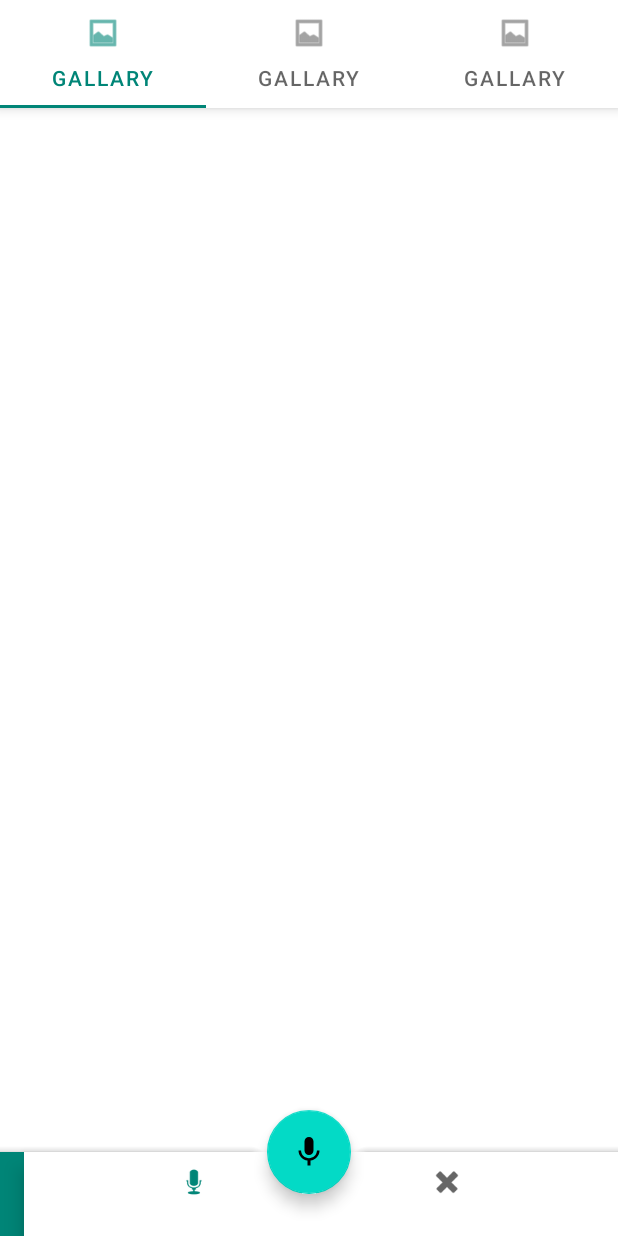
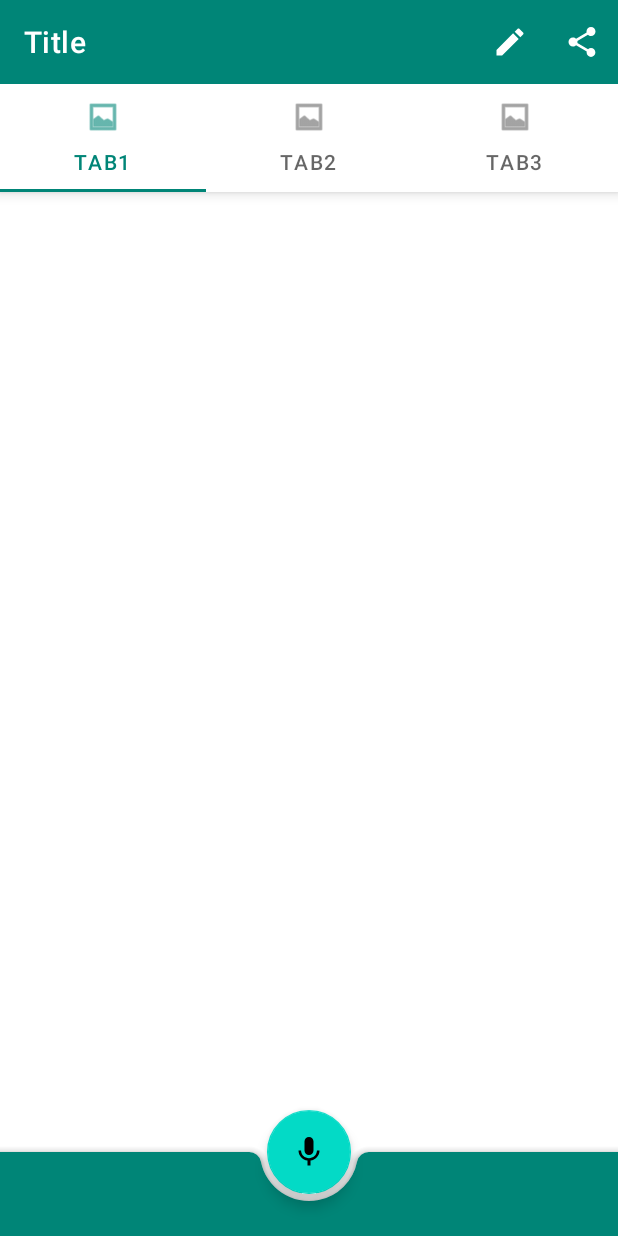
Before and after one commit to youmitsu/ClipperSample, an Android app: the screen it shows after launch (MainActivity), on a phone screen of 412 x 824 dp. Run offline under Robolectric (Android 15) with nearby library versions, the phone set to English and light mode, and no system bars; libraries missing offline, so code that uses them is left out: jp.co.youmeee, jp.co.youmitsu; 2 statements that could not run were skipped.

Commit message:
adjust layout

```diff
--- a/app/src/main/java/jp/co/youmitsu/ClippableLayoutTestApp/MainActivity.kt
+++ b/app/src/main/java/jp/co/youmitsu/ClippableLayoutTestApp/MainActivity.kt
@@ -3,7 +3,7 @@ package jp.co.youmitsu.ClippableLayoutTestApp
 import android.os.Bundle
 import android.view.Menu
 import androidx.appcompat.app.AppCompatActivity
-import jp.co.youmeee.clipper.*
+import jp.co.youmeee.clipper.CircleClipEntry
 import kotlinx.android.synthetic.main.activity_main.*
 
 class MainActivity : AppCompatActivity() {
@@ -12,13 +12,43 @@ class MainActivity : AppCompatActivity() {
         super.onCreate(savedInstanceState)
         setContentView(R.layout.activity_main)
         setSupportActionBar(toolbar)
-        val descView = layoutInflater.inflate(R.layout.tutorial_view_first, null)
-        val cl1 = ClipperLayout(this).also { cl ->
-            cl.add(CircleClipEntry(fab, resources.getDimensionPixelSize(R.dimen.fab_margin)))
-            cl.descView = DescriptionView(descView, R.id.next_button)
-            cl.clipAnimator = CircleRevealClipAnimator()
-        }
-        Clipper.createBundleExecutor(container, window, cl1).execute()
+
+//        // The target view for clipping.
+        val entry = CircleClipEntry(fab, resources.getDimensionPixelSize(R.dimen.fab_margin))
+        val entry2 = CircleClipEntry(fab)
+//        // The view for description.
+//        val descLayout = layoutInflater.inflate(R.layout.tutorial_view_first, null)
+//        val cl2 = ClipperLayout(this).also {
+//            // Initialize and set config
+//            it.add(entry)
+//            it.descView = DescriptionView(descLayout, R.id.next_button)
+//        }
+//        cl2.clip(container, window)  // execute clip
+
+
+//        val cl1 = ClipperLayout(this).also { it.add(entry) }
+//        // Bundle multiple ClipperLayout and execute in order
+//        Clipper.createBundleExecutor(
+//            container, window, null, cl1
+//        ).execute()
+
+//        val descView = layoutInflater.inflate(R.layout.tutorial_view_first, null)
+//        ClipperLayout(this).also { cl ->
+//            cl.add(CircleClipEntry(fab, resources.getDimensionPixelSize(R.dimen.fab_margin)))
+//            cl.descView = DescriptionView(descView, R.id.next_button)
+//        }.clip(container, window, CircleRevealClipAnimator())
+
+
+//        val cl2 = ClipperLayout(this).also { cl2 ->
+//            cl2.add(RectClipEntry(fab, resources.getDimensionPixelSize(R.dimen.fab_margin)))
+//            cl2.descView = DescriptionView(descView, R.id.next_button)
+//        }
+//        Clipper.createBundleExecutor(
+//            container,
+//            window,
+//            CircleRevealClipAnimator(),
+//            cl2
+//        ).execute()
     }
 
     override fun onCreateOptionsMenu(menu: Menu?): Boolean {
--- /dev/null
+++ b/app/src/main/res/drawable/ic_mode_edit_black_24dp.xml
@@ -0,0 +1,5 @@
+<vector android:height="24dp" android:tint="#FFFFFF"
+    android:viewportHeight="24.0" android:viewportWidth="24.0"
+    android:width="24dp" xmlns:android="http://schemas.android.com/apk/res/android">
+    <path android:fillColor="#FF000000" android:pathData="M3,17.25V21h3.75L17.81,9.94l-3.75,-3.75L3,17.25zM20.71,7.04c0.39,-0.39 0.39,-1.02 0,-1.41l-2.34,-2.34c-0.39,-0.39 -1.02,-0.39 -1.41,0l-1.83,1.83 3.75,3.75 1.83,-1.83z"/>
+</vector>
--- /dev/null
+++ b/app/src/main/res/drawable/ic_share_black_24dp.xml
@@ -0,0 +1,5 @@
+<vector android:height="24dp" android:tint="#FFFFFF"
+    android:viewportHeight="24.0" android:viewportWidth="24.0"
+    android:width="24dp" xmlns:android="http://schemas.android.com/apk/res/android">
+    <path android:fillColor="#FF000000" android:pathData="M18,16.08c-0.76,0 -1.44,0.3 -1.96,0.77L8.91,12.7c0.05,-0.23 0.09,-0.46 0.09,-0.7s-0.04,-0.47 -0.09,-0.7l7.05,-4.11c0.54,0.5 1.25,0.81 2.04,0.81 1.66,0 3,-1.34 3,-3s-1.34,-3 -3,-3 -3,1.34 -3,3c0,0.24 0.04,0.47 0.09,0.7L8.04,9.81C7.5,9.31 6.79,9 6,9c-1.66,0 -3,1.34 -3,3s1.34,3 3,3c0.79,0 1.5,-0.31 2.04,-0.81l7.12,4.16c-0.05,0.21 -0.08,0.43 -0.08,0.65 0,1.61 1.31,2.92 2.92,2.92 1.61,0 2.92,-1.31 2.92,-2.92s-1.31,-2.92 -2.92,-2.92z"/>
+</vector>
--- a/app/src/main/res/layout/activity_main.xml
+++ b/app/src/main/res/layout/activity_main.xml
@@ -1,5 +1,5 @@
 <?xml version="1.0" encoding="utf-8"?>
-<FrameLayout
+<androidx.coordinatorlayout.widget.CoordinatorLayout
         xmlns:android="http://schemas.android.com/apk/res/android"
         xmlns:tools="http://schemas.android.com/tools"
         xmlns:app="http://schemas.android.com/apk/res-auto"
@@ -7,6 +7,11 @@
         android:layout_width="match_parent"
         android:layout_height="match_parent"
         tools:context=".MainActivity">
+
+    <androidx.constraintlayout.widget.ConstraintLayout
+            android:id="@+id/layout"
+            android:layout_width="match_parent"
+            android:layout_height="match_parent">
 
         <androidx.appcompat.widget.Toolbar
                 android:id="@+id/toolbar"
@@ -27,60 +32,46 @@
 
             <com.google.android.material.tabs.TabItem
                     android:icon="@android:drawable/ic_menu_gallery"
-                android:text="gallary"
+                    android:text="tab1"
                     android:layout_height="wrap_content"
                     android:layout_width="wrap_content"/>
             <com.google.android.material.tabs.TabItem
                     android:icon="@android:drawable/ic_menu_gallery"
-                android:text="gallary"
+                    android:text="tab2"
                     android:layout_height="wrap_content"
                     android:layout_width="wrap_content"/>
             <com.google.android.material.tabs.TabItem
                     android:icon="@android:drawable/ic_menu_gallery"
-                android:text="gallary"
+                    android:text="tab3"
                     android:layout_height="wrap_content"
                     android:layout_width="wrap_content"/>
 
         </com.google.android.material.tabs.TabLayout>
 
-    <androidx.coordinatorlayout.widget.CoordinatorLayout
-            android:id="@+id/layout"
-            android:layout_width="match_parent"
-            android:layout_height="match_parent">
-
         <androidx.core.widget.NestedScrollView
                 android:layout_height="match_parent"
                 android:layout_width="match_parent"
-                app:layout_constraintTop_toBottomOf="@id/text"
+                app:layout_constraintTop_toBottomOf="@id/tab"
                 app:layout_constraintLeft_toLeftOf="parent"
-                app:layout_constraintRight_toRightOf="parent"
-                app:layout_constraintBottom_toBottomOf="parent">
+                app:layout_constraintRight_toRightOf="parent">
 
         </androidx.core.widget.NestedScrollView>
+    </androidx.constraintlayout.widget.ConstraintLayout>
+
 
     <com.google.android.material.bottomappbar.BottomAppBar
-                android:id="@+id/bar"
+            android:id="@+id/bottom_app_bar"
             android:layout_width="match_parent"
             android:layout_height="56dp"
             android:layout_gravity="bottom"
-                app:backgroundTint="@color/colorPrimary"
-                app:fabAlignmentMode="center">
-
-            <com.google.android.material.bottomnavigation.BottomNavigationView
-                    android:id="@+id/bottomNavigationView"
-                    android:layout_width="match_parent"
-                    android:layout_height="match_parent"
-                    app:itemTextColor="#ffffff"
-                    app:menu="@menu/bnv_menu"/>
-
-        </com.google.android.material.bottomappbar.BottomAppBar>
+            app:backgroundTint="#008577"
+            app:fabAlignmentMode="center"/>
 
     <com.google.android.material.floatingactionbutton.FloatingActionButton
             android:id="@+id/fab"
             android:layout_width="wrap_content"
             android:layout_height="wrap_content"
-                app:layout_anchor="@id/bar"
-                android:src="@drawable/ic_mic_black_24dp"/>
+            android:src="@drawable/ic_mic_black_24dp"
+            app:layout_anchor="@id/bottom_app_bar"/>
 
 </androidx.coordinatorlayout.widget.CoordinatorLayout>
-</FrameLayout>
--- a/app/src/main/res/menu/toolbar_menu.xml
+++ b/app/src/main/res/menu/toolbar_menu.xml
@@ -3,12 +3,12 @@
       xmlns:android="http://schemas.android.com/apk/res/android">
 
     <item android:id="@+id/new_game"
-          android:icon="@android:drawable/ic_menu_edit"
+          android:icon="@drawable/ic_mode_edit_black_24dp"
           android:title="edit"
           app:showAsAction="ifRoom"/>
 
     <item android:id="@+id/help"
-          android:icon="@android:drawable/ic_menu_share"
+          android:icon="@drawable/ic_share_black_24dp"
           android:title="share"
           app:showAsAction="ifRoom"/>
 </menu>
--- a/app/src/main/res/values/styles.xml
+++ b/app/src/main/res/values/styles.xml
@@ -10,4 +10,6 @@
 
     <style name="ToolbarTheme" parent="ThemeOverlay.MaterialComponents.Dark.ActionBar"/>
 
+    <style name="BottomAppBarTheme" parent="Widget.MaterialComponents.BottomAppBar"/>
+
 </resources>
```
Lines whose indentation alone changed are shown as unchanged.
